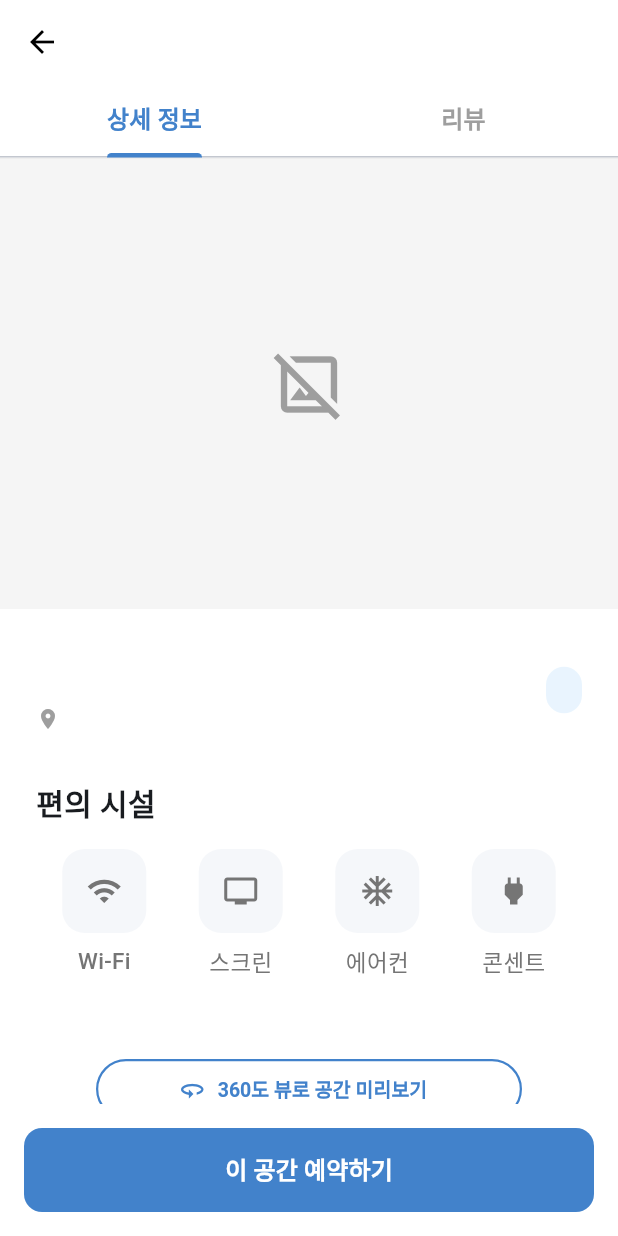
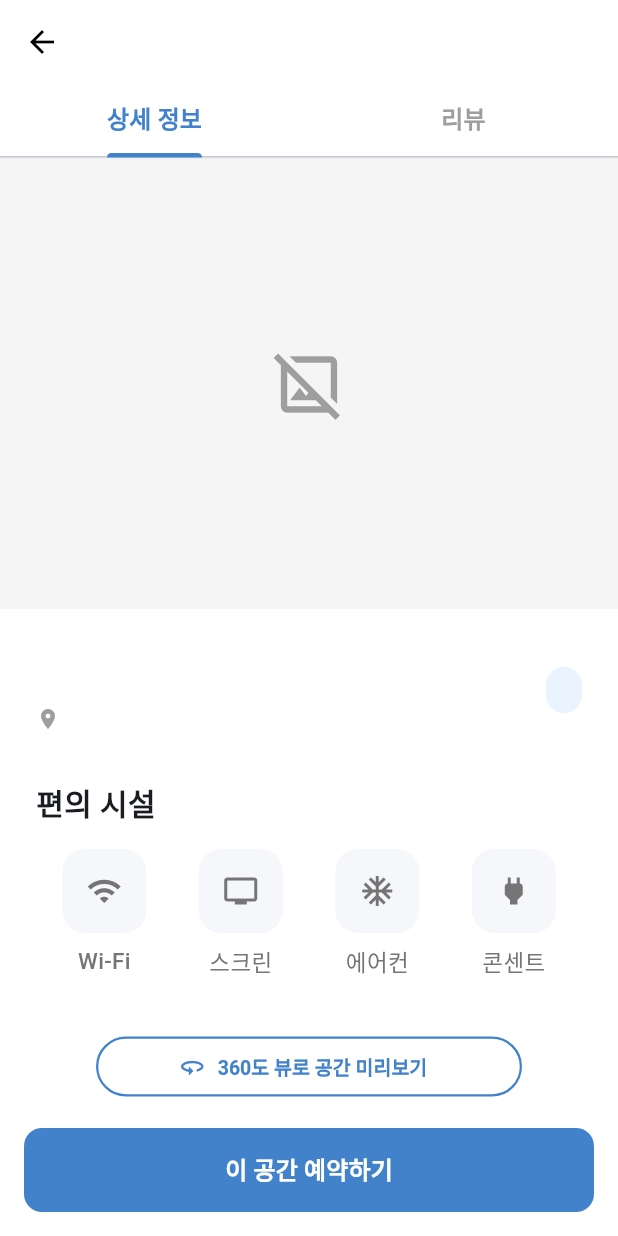
Before and after one commit to yeonyeong0120/repository_campus360, a Flutter app: the DetailScreen screen opened directly with empty values, on a phone screen of 412 x 824 dp. Run offline on Flutter 3.47's test engine with Material 3 defaults, Android fonts, the light colour scheme and no system bars; our stand-ins replace cloud_firestore, firebase_auth, firebase_core, flutter_dotenv, google_generative_ai, google_maps_flutter and 2 more; accounts and stored records are empty; Roboto replaces fonts that are missing (manru).

Commit message:
Fix : 일단 360뷰 버튼 위치만 살짝 조정

```diff
--- a/lib/screens/detail_screen.dart
+++ b/lib/screens/detail_screen.dart
@@ -373,7 +373,7 @@ class _DetailScreenState extends State<DetailScreen>
                   ],
                 ),
 
-                const SizedBox(height: 55),
+                const SizedBox(height: 40),
 
                 // 🌟 [수정된 360도 뷰 버튼]
                 Padding(
```
